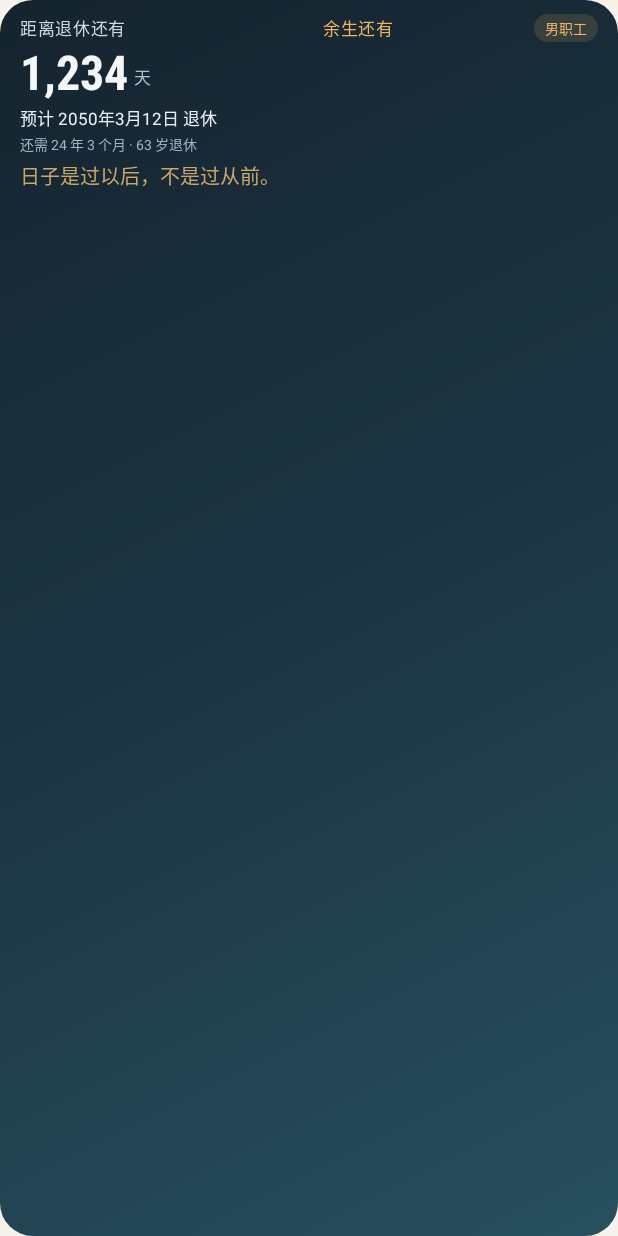
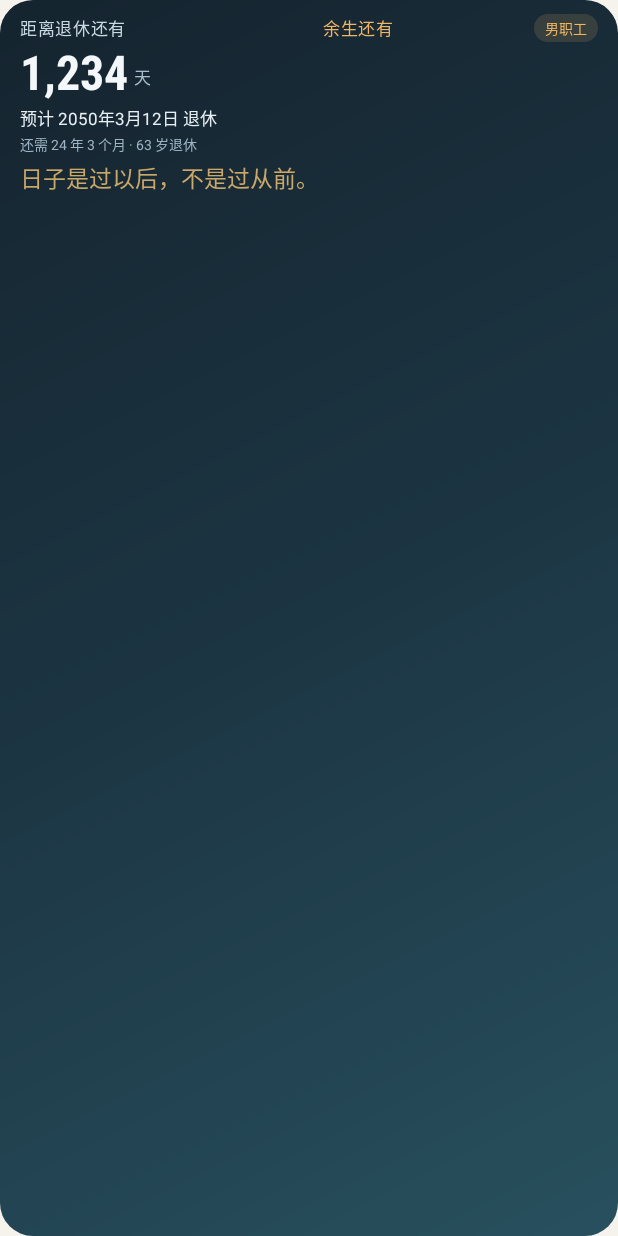
Before and after one commit to hzxs163/retirement-countdown, an Android app: the layout widget_retirement.xml on its own in the app's theme, with its tools: preview values and no code run, on a phone screen of 412 x 824 dp. Run offline under Robolectric (Android 15) with nearby library versions, the phone set to English and light mode, and no system bars.

Commit message:
v0.5.3：金句字号 13sp -> 15sp
- versionCode 10 / versionName 0.5.3

```diff
--- a/app/build.gradle
+++ b/app/build.gradle
@@ -10,8 +10,8 @@ android {
         applicationId "com.hzxs163.retirement"
         minSdk 26
         targetSdk 34
-        versionCode 9
-        versionName "0.5.2"
+        versionCode 10
+        versionName "0.5.3"
     }
 
     signingConfigs {
--- a/app/src/main/res/values/strings.xml
+++ b/app/src/main/res/values/strings.xml
@@ -2,7 +2,7 @@
 <resources>
     <string name="app_name">退休倒计时</string>
     <string name="app_tagline">把余下的工作日，数得明明白白</string>
-    <string name="app_version">v0.5.2</string>
+    <string name="app_version">v0.5.3</string>
 
     <string name="section_settings">设置</string>
     <string name="label_birthday">出生日期</string>
--- a/app/src/main/res/values/styles.xml
+++ b/app/src/main/res/values/styles.xml
@@ -68,6 +68,6 @@
         <item name="android:ellipsize">end</item>
         <item name="android:maxLines">1</item>
         <item name="android:textColor">#C9A86A</item>
-        <item name="android:textSize">13sp</item>
+        <item name="android:textSize">15sp</item>
     </style>
 </resources>
```
Also changed, not shown: 1 other file.
